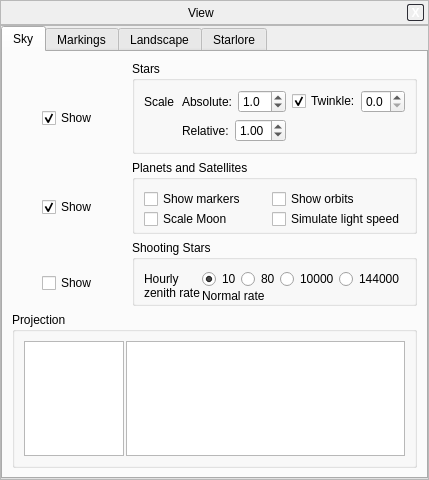
First picture: the form in src/gui/viewDialog.ui, repository 519984307/stellarium_src, before the edit.
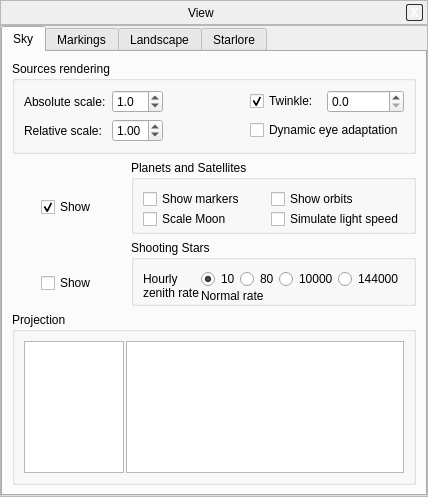
Second picture: the form after the edit. The open tabs and pages were chosen to show the change. Icons and pictures are not drawn. Custom widgets are drawn as their Qt base class.

Commit message: Moved eye adapation control to the view dialog.

What changed in the file:
```diff
--- a/src/gui/viewDialog.ui
+++ b/src/gui/viewDialog.ui
@@ -5,8 +5,8 @@
    <rect>
     <x>0</x>
     <y>0</y>
-    <width>429</width>
-    <height>480</height>
+    <width>428</width>
+    <height>497</height>
    </rect>
   </property>
   <property name="font" >
@@ -164,131 +164,18 @@
           <rect>
            <x>0</x>
            <y>0</y>
-           <width>421</width>
-           <height>424</height>
+           <width>420</width>
+           <height>441</height>
           </rect>
          </property>
          <attribute name="title" >
           <string>Sky</string>
          </attribute>
          <layout class="QGridLayout" name="gridLayout_4" >
-          <item row="0" column="0" >
-           <layout class="QVBoxLayout" >
-            <property name="spacing" >
-             <number>0</number>
-            </property>
-            <item>
-             <spacer>
-              <property name="orientation" >
-               <enum>Qt::Vertical</enum>
-              </property>
-              <property name="sizeHint" stdset="0" >
-               <size>
-                <width>20</width>
-                <height>16</height>
-               </size>
-              </property>
-             </spacer>
-            </item>
-            <item>
-             <layout class="QHBoxLayout" >
-              <item>
-               <spacer>
-                <property name="orientation" >
-                 <enum>Qt::Horizontal</enum>
-                </property>
-                <property name="sizeHint" stdset="0" >
-                 <size>
-                  <width>16</width>
-                  <height>20</height>
-                 </size>
-                </property>
-               </spacer>
-              </item>
-              <item>
-               <widget class="QLabel" name="label_15" >
-                <property name="text" >
-                 <string/>
-                </property>
-                <property name="pixmap" >
-                 <pixmap resource="../../data/mainRes.qrc" >:/graphicGui/gui/bt_planet.png</pixmap>
-                </property>
-               </widget>
-              </item>
-              <item>
-               <spacer>
-                <property name="orientation" >
-                 <enum>Qt::Horizontal</enum>
-                </property>
-                <property name="sizeHint" stdset="0" >
-                 <size>
-                  <width>16</width>
-                  <height>20</height>
-                 </size>
-                </property>
-               </spacer>
-              </item>
-             </layout>
-            </item>
-            <item>
-             <layout class="QHBoxLayout" >
-              <item>
-               <spacer>
-                <property name="orientation" >
-                 <enum>Qt::Horizontal</enum>
-                </property>
-                <property name="sizeHint" stdset="0" >
-                 <size>
-                  <width>16</width>
-                  <height>20</height>
-                 </size>
-                </property>
-               </spacer>
-              </item>
-              <item>
-               <widget class="QCheckBox" name="showStarsCheckBox" >
-                <property name="text" >
-                 <string>Show</string>
-                </property>
-                <property name="checked" >
-                 <bool>true</bool>
-                </property>
-               </widget>
-              </item>
-              <item>
-               <spacer>
-                <property name="orientation" >
-                 <enum>Qt::Horizontal</enum>
-                </property>
-                <property name="sizeHint" stdset="0" >
-                 <size>
-                  <width>16</width>
-                  <height>20</height>
-                 </size>
-                </property>
-               </spacer>
-              </item>
-             </layout>
-            </item>
-            <item>
-             <spacer>
-              <property name="orientation" >
-               <enum>Qt::Vertical</enum>
-              </property>
-              <property name="sizeHint" stdset="0" >
-               <size>
-                <width>20</width>
-                <height>16</height>
-               </size>
-              </property>
-             </spacer>
-            </item>
-           </layout>
-          </item>
-          <item row="0" column="1" >
+          <item row="0" column="0" colspan="2" >
            <widget class="QGroupBox" name="starGroupBox" >
             <property name="title" >
-             <string>Stars</string>
+             <string>Sources rendering</string>
             </property>
             <property name="alignment" >
              <set>Qt::AlignLeading</set>
@@ -304,22 +191,13 @@
             </property>
             <layout class="QGridLayout" name="gridLayout_2" >
              <item row="0" column="0" >
-              <widget class="QLabel" name="label" >
-               <property name="text" >
-                <string>Scale</string>
-               </property>
-              </widget>
-             </item>
-             <item row="0" column="1" >
-              <layout class="QHBoxLayout" name="horizontalLayout" >
-               <item>
                 <widget class="QLabel" name="label_5" >
                  <property name="text" >
-                  <string>Absolute:</string>
+                <string>Absolute scale:</string>
                  </property>
                 </widget>
                </item>
-               <item>
+             <item row="0" column="1" >
                 <widget class="QDoubleSpinBox" name="starScaleRadiusDoubleSpinBox" >
                  <property name="decimals" >
                   <number>1</number>
@@ -335,9 +213,7 @@
                  </property>
                 </widget>
                </item>
-              </layout>
-             </item>
-             <item row="0" column="2" >
+             <item row="0" column="3" >
               <layout class="QHBoxLayout" >
                <property name="spacing" >
                 <number>0</number>
@@ -367,16 +243,14 @@
                </item>
               </layout>
              </item>
-             <item row="1" column="1" >
-              <layout class="QHBoxLayout" name="horizontalLayout_2" >
-               <item>
+             <item row="1" column="0" >
                 <widget class="QLabel" name="label_7" >
                  <property name="text" >
-                  <string>Relative:</string>
+                <string>Relative scale:</string>
                  </property>
                 </widget>
                </item>
-               <item>
+             <item row="1" column="1" >
                 <widget class="QDoubleSpinBox" name="starRelativeScaleDoubleSpinBox" >
                  <property name="decimals" >
                   <number>2</number>
@@ -395,12 +269,36 @@
                  </property>
                 </widget>
                </item>
-              </layout>
+             <item row="1" column="3" >
+              <widget class="QCheckBox" name="adaptationCheckbox" >
+               <property name="toolTip" >
+                <string>When enabled and a very bright object is visible, other objects will be dimmed.</string>
+               </property>
+               <property name="text" >
+                <string>Dynamic eye adaptation</string>
+               </property>
+               <property name="checked" >
+                <bool>false</bool>
+               </property>
+              </widget>
              </item>
+             <item row="0" column="2" >
+              <spacer name="horizontalSpacer" >
+               <property name="orientation" >
+                <enum>Qt::Horizontal</enum>
+               </property>
+               <property name="sizeHint" stdset="0" >
+                <size>
+                 <width>40</width>
+                 <height>20</height>
+                </size>
+               </property>
+              </spacer>
+             </item>
             </layout>
            </widget>
           </item>
-          <item row="2" column="0" >
+          <item row="1" column="0" >
            <layout class="QVBoxLayout" >
             <property name="spacing" >
              <number>0</number>
@@ -514,19 +412,6 @@
            </layout>
           </item>
           <item row="1" column="1" >
-           <spacer>
-            <property name="orientation" >
-             <enum>Qt::Vertical</enum>
-            </property>
-            <property name="sizeHint" stdset="0" >
-             <size>
-              <width>20</width>
-              <height>40</height>
-             </size>
-            </property>
-           </spacer>
-          </item>
-          <item row="2" column="1" >
            <widget class="QGroupBox" name="planetsGroupBox" >
             <property name="title" >
              <string>Planets and Satellites</string>
@@ -575,7 +460,7 @@
             </layout>
            </widget>
           </item>
-          <item row="4" column="0" >
+          <item row="2" column="0" >
            <layout class="QVBoxLayout" >
             <property name="spacing" >
              <number>0</number>
@@ -685,20 +570,7 @@
             </item>
            </layout>
           </item>
-          <item row="3" column="1" >
-           <spacer>
-            <property name="orientation" >
-             <enum>Qt::Vertical</enum>
-            </property>
-            <property name="sizeHint" stdset="0" >
-             <size>
-              <width>20</width>
-              <height>40</height>
-             </size>
-            </property>
-           </spacer>
-          </item>
-          <item row="4" column="1" >
+          <item row="2" column="1" >
            <widget class="QGroupBox" name="planetsGroupBox_4" >
             <property name="title" >
              <string>Shooting Stars</string>
@@ -775,20 +647,7 @@
             </layout>
            </widget>
           </item>
-          <item row="5" column="1" >
-           <spacer>
-            <property name="orientation" >
-             <enum>Qt::Vertical</enum>
-            </property>
-            <property name="sizeHint" stdset="0" >
-             <size>
-              <width>20</width>
-              <height>40</height>
-             </size>
-            </property>
-           </spacer>
-          </item>
-          <item row="6" column="0" colspan="2" >
+          <item row="3" column="0" colspan="2" >
            <widget class="QGroupBox" name="planetsGroupBox_6" >
             <property name="title" >
              <string>Projection</string>
```
Left out of the diff: 21 changed lines with no effect on the pictures. Lines whose indentation alone changed are shown as unchanged. The commit also changes 3 other files.
